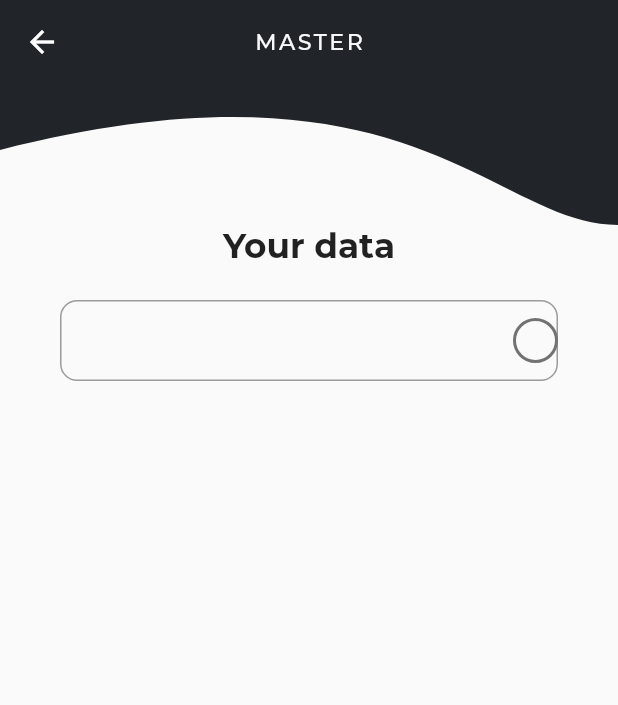
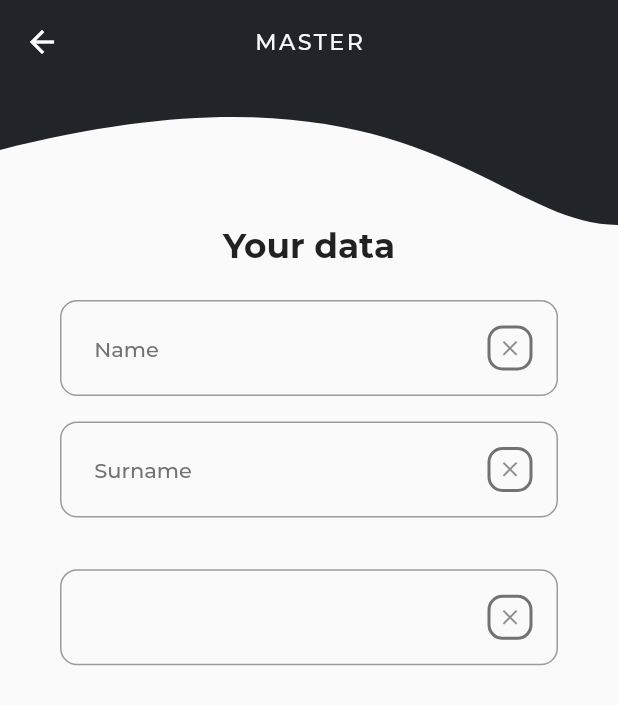
Before and after one commit to Mukhammad1999/show_upp_master, a Flutter app: the MasterFormRegistration screen opened by its route, on a phone screen of 412 x 824 dp. Shown: the top 705 px of the screen. Run offline on Flutter 3.47's test engine with Material 2 defaults, Android fonts, the phone set to English and light mode, and no system bars; our stand-ins replace bloc, easy_localization, equatable, flutter_bloc, flutter_modular, flutter_multi_formatter and 2 more; project files that could hold a hidden picture were left out.

Commit message:
rockstar_inc

```diff
--- a/master_app/assets/l10n/en.json
+++ b/master_app/assets/l10n/en.json
@@ -3,6 +3,8 @@
     "master": "MASTER",
     "saloon": "SALOON",
     "your_data": "Your data",
-    "fill_in_your_data_des": "Fill in your data to proceed. (all fields are required)"
+    "fill_in_your_data_des": "Fill in your data to proceed. (all fields are required)",
+    "name": "Name",
+    "surname":"Surname"
 
 }
--- a/master_app/assets/l10n/ru.json
+++ b/master_app/assets/l10n/ru.json
@@ -3,5 +3,7 @@
     "master": "МАСТЕР",
     "saloon": "САЛОН",
     "your_data": "Ваши данные",
-    "fill_in_your_data_des": "Заполните данные для последующих действий (все пункты объязательны)"
+    "fill_in_your_data_des": "Заполните данные для последующих действий (все пункты объязательны)",
+    "name": "Имя",
+    "surname":"Фамилия"
 }
--- a/master_app/assets/l10n/uz.json
+++ b/master_app/assets/l10n/uz.json
@@ -2,5 +2,7 @@
     "choose_role_question":"Kim bo'lib ishlaysiz?",
     "master": "USTA",
     "saloon": "SALON","your_data": "sizning ma'lumotlaringiz",
-    "fill_in_your_data_des": "keyingi harakatlar uchun ma'lumotlarni to'ldiring(barcha fikrlar talab qilinadi)"
+    "fill_in_your_data_des": "keyingi harakatlar uchun ma'lumotlarni to'ldiring(barcha fikrlar talab qilinadi)",
+    "name": "Ism",
+    "surname":"Familiya"
 }
--- a/master_app/lib/app/navigation/navigation_module.dart
+++ b/master_app/lib/app/navigation/navigation_module.dart
@@ -1,11 +1,18 @@
+import 'package:flutter_bloc/flutter_bloc.dart';
 import 'package:flutter_modular/flutter_modular.dart';
 import 'package:master_app/app/navigation/route_names.dart';
 import 'package:master_app/app/ui/presentation/pages/choose_role_page.dart';
+import 'package:master_app/features/auth/data/repository/auth_repository_impl.dart';
+import 'package:master_app/features/auth/domain/repository/auth_repository.dart';
+import 'package:master_app/features/auth/presentation/controller/bloc/master_form_bloc.dart';
 import 'package:master_app/features/auth/presentation/pages/master_app_form.dart';
 
 class NavigationModule extends Module {
   @override
-  List<Bind> get binds => [];
+  List<Bind> get binds => [
+        //will return implementation of Auth Repository
+        Bind.lazySingleton<AuthRepository>((i) => AuthRepositoryImpl()),
+      ];
 
   @override
   List<ModularRoute> get routes => [
@@ -19,7 +26,11 @@ class NavigationModule extends Module {
 
         ChildRoute<MasterFormRegistration>(
           RouteName.masterFormPage,
-          child: (context, args) => const MasterFormRegistration(),
+          child: (context, args) => BlocProvider(
+            create: (context) =>
+                MasterFormBloc(authRepository: Modular.get<AuthRepository>()),
+            child: const MasterFormRegistration(),
+          ),
         ),
       ];
 }
--- a/master_app/lib/app/ui/style/app_colors.dart
+++ b/master_app/lib/app/ui/style/app_colors.dart
@@ -7,4 +7,5 @@ abstract class AppColorsLight {
   static const Color backGroundColor = Color(0xFFF8F9FA);
   static const Color disabledColor = Color(0xFF9CA6B0);
   static const Color hintColor = Color(0xFF727272);
+  static const Color indicatorColor = Color(0xFF212529);
 }
--- a/master_app/lib/app/ui/style/app_theme.dart
+++ b/master_app/lib/app/ui/style/app_theme.dart
@@ -1,6 +1,5 @@
 import 'package:flutter/material.dart';
 import 'package:master_app/app/ui/style/app_colors.dart';
-import 'package:master_app/app/ui/style/app_typography.dart';
 
 abstract class AppTheme {
   static ThemeData get lightTheme => ThemeData(
@@ -10,6 +9,7 @@ abstract class AppTheme {
         backgroundColor: AppColorsLight.backGroundColor,
         disabledColor: AppColorsLight.disabledColor,
         hintColor: AppColorsLight.hintColor,
+        indicatorColor: AppColorsLight.indicatorColor,
         appBarTheme: const AppBarTheme(
           elevation: 0,
           centerTitle: true,
--- a/master_app/lib/app/ui/style/app_typography.dart
+++ b/master_app/lib/app/ui/style/app_typography.dart
@@ -9,16 +9,23 @@ abstract class AppTypography {
     letterSpacing: 1.65,
   );
 
+  ///This style is oftenly usen with titles on the page
   static const TextStyle semiboldText = TextStyle(
     fontFamily: 'Montserrat',
     fontSize: 22.81,
     fontWeight: FontWeight.w700,
   );
 
+  ///This style is oftenly usen with buttonStyle
   static const TextStyle buttonTextStyle = TextStyle(
     fontFamily: 'Montserrat',
     fontSize: 14.83,
     letterSpacing: 1.65,
     fontWeight: FontWeight.w500,
   );
+  static const TextStyle hintStyle = TextStyle(
+    fontFamily: 'Montserrat',
+    fontSize: 14,
+    fontWeight: FontWeight.w500,
+  );
 }
--- /dev/null
+++ b/master_app/lib/features/auth/data/repository/auth_repository_impl.dart
@@ -0,0 +1,3 @@
+import 'package:master_app/features/auth/domain/repository/auth_repository.dart';
+
+class AuthRepositoryImpl extends AuthRepository {}
--- /dev/null
+++ b/master_app/lib/features/auth/domain/repository/auth_repository.dart
@@ -0,0 +1 @@
+abstract class AuthRepository {}
--- a/master_app/lib/features/auth/presentation/controller/bloc/master_form_bloc.dart
+++ b/master_app/lib/features/auth/presentation/controller/bloc/master_form_bloc.dart
@@ -3,22 +3,30 @@ import 'dart:async';
 import 'package:bloc/bloc.dart';
 import 'package:freezed_annotation/freezed_annotation.dart';
 import 'package:master_app/features/auth/domain/entities/signup_form_entities.dart';
+import 'package:master_app/features/auth/domain/repository/auth_repository.dart';
 
 part 'master_form_bloc.freezed.dart';
 part 'master_form_event.dart';
 part 'master_form_state.dart';
 
 class MasterFormBloc extends Bloc<MasterFormEvent, MasterFormState> {
-  MasterFormBloc()
-      : super(
+  MasterFormBloc({required AuthRepository authRepository})
+      : _authRepository = authRepository,
+        super(
           const MasterFormState(
-            masterFormEntity: MasterFormEntity(),
+            masterFormEntity: MasterFormEntity(
+              name: '',
+              surname: '',
+              phoneNumber: '',
+            ),
           ),
         ) {
     on<MasterFormEvent>((event, emit) {});
     on<UpdateForm>(_updateForm);
     on<SubmitForm>(_submitForm);
   }
+
+  final AuthRepository _authRepository;
 
   FutureOr<void> _updateForm(UpdateForm event, Emitter<MasterFormState> emit) {
     emit(
--- a/master_app/lib/features/auth/presentation/pages/master_app_form.dart
+++ b/master_app/lib/features/auth/presentation/pages/master_app_form.dart
@@ -1,21 +1,29 @@
 import 'package:easy_localization/easy_localization.dart';
 import 'package:flutter/material.dart';
+import 'package:flutter_bloc/flutter_bloc.dart';
 import 'package:master_app/app/index/index.dart';
+import 'package:master_app/features/auth/presentation/controller/bloc/master_form_bloc.dart';
+import 'package:master_app/features/auth/presentation/widgets/phone_form_text_field.dart';
+import 'package:master_app/features/auth/presentation/widgets/string_form_erase_button.dart';
 
 class MasterFormRegistration extends StatelessWidget {
   const MasterFormRegistration({super.key});
 
   @override
   Widget build(BuildContext context) {
+    final masterBloc = context.read<MasterFormBloc>();
     return Scaffold(
       appBar: CurvedAppBar(
         curvature: Curvature.rightToLeft,
         title: 'master'.tr(),
         backgroundColor: Theme.of(context).primaryColor,
       ),
-      body: Padding(
+      body: SingleChildScrollView(
+        child: Padding(
           padding: const EdgeInsets.symmetric(horizontal: 40),
-        child: Column(
+          child: BlocBuilder<MasterFormBloc, MasterFormState>(
+            builder: (context, state) {
+              return Column(
                 crossAxisAlignment: CrossAxisAlignment.stretch,
                 children: [
                   SemiBoldTitle(
@@ -24,60 +32,57 @@ class MasterFormRegistration extends StatelessWidget {
                   const SizedBox(
                     height: 22,
                   ),
-            StringTextFormField(),
+                  //field for collecting name from the user
+                  StringTextFormField(
+                    isFullFilled: state.masterFormEntity.name!.length >= 2,
+                    hint: 'name'.tr(),
+                    onChanged: (name) {
+                      masterBloc.add(
+                        MasterFormEvent.update(
+                          updateEvent: UpdateMasterForm.name(name: name),
+                        ),
+                      );
+                    },
+                    onErase: () {
+                      masterBloc.add(
+                        const MasterFormEvent.update(
+                          updateEvent: UpdateMasterForm.name(name: ''),
+                        ),
+                      );
+                    },
+                  ),
+                  const SizedBox(
+                    height: 17,
+                  ),
+                  StringTextFormField(
+                    isFullFilled: state.masterFormEntity.surname!.length >= 2,
+                    hint: 'surname'.tr(),
+                    onChanged: (surname) {
+                      masterBloc.add(
+                        MasterFormEvent.update(
+                          updateEvent:
+                              UpdateMasterForm.surname(surname: surname),
+                        ),
+                      );
+                    },
+                    onErase: () {
+                      masterBloc.add(
+                        const MasterFormEvent.update(
+                          updateEvent: UpdateMasterForm.surname(surname: ''),
+                        ),
+                      );
+                    },
+                  ),
+                  const SizedBox(
+                    height: 34.55,
+                  ),
+                  const PhoneFormTextField(),
                 ],
+              );
+            },
+          ),
         ),
       ),
     );
   }
 }
-
-///use StringTextFormField to collect String from user, like name, surnname
-class StringTextFormField extends StatelessWidget {
-  const StringTextFormField({
-    super.key,
-    this.suffixIcon,
-  });
-  final Widget? suffixIcon;
-
-  @override
-  Widget build(BuildContext context) {
-    return TextFormField(
-      decoration: InputDecoration(
-        suffixIcon: const EraseButton(isFullFill: true),
-        contentPadding: const EdgeInsets.fromLTRB(22.81, 17, 17, 17),
-        suffixIconConstraints: const BoxConstraints(
-          maxHeight: 30,
-          maxWidth: 30,
-        ),
-        border: OutlineInputBorder(
-          borderRadius: BorderRadius.circular(11.4),
-        ),
-      ),
-    );
-  }
-}
-
-class EraseButton extends StatelessWidget {
-  const EraseButton({super.key, required this.isFullFill});
-
-  final bool isFullFill;
-
-  @override
-  Widget build(BuildContext context) {
-    return isFullFill
-        //identifier of check
-        ? Container(
-            decoration: BoxDecoration(
-              borderRadius: BorderRadius.circular(15),
-              border: Border.all(
-                width: 2,
-                color: Theme.of(context).hintColor,
-              ),
-            ),
-            child: Center(),
-          )
-        //identifier of not fullfilling
-        : Container();
-  }
-}
--- /dev/null
+++ b/master_app/lib/features/auth/presentation/widgets/phone_form_text_field.dart
@@ -0,0 +1,44 @@
+import 'package:flutter/material.dart';
+import 'package:flutter_multi_formatter/flutter_multi_formatter.dart';
+import 'package:master_app/features/auth/presentation/widgets/string_form_erase_button.dart';
+
+/// Text Form Field for collecting phone numbers
+class PhoneFormTextField extends StatefulWidget {
+  const PhoneFormTextField({super.key});
+
+  @override
+  State<PhoneFormTextField> createState() => _PhoneFormTextFieldState();
+}
+
+class _PhoneFormTextFieldState extends State<PhoneFormTextField> {
+  late final TextEditingController _textEditingController;
+
+  @override
+  void initState() {
+    _textEditingController = TextEditingController();
+
+    super.initState();
+  }
+
+  @override
+  void dispose() {
+    _textEditingController.dispose();
+    super.dispose();
+  }
+
+  @override
+  Widget build(BuildContext context) {
+    return TextFormField(
+      keyboardType: TextInputType.phone,
+      controller: _textEditingController,
+      inputFormatters: [PhoneInputFormatter()],
+      decoration: InputDecoration(
+        contentPadding: const EdgeInsets.fromLTRB(22.81, 17, 17, 17),
+        border: OutlineInputBorder(
+          borderRadius: BorderRadius.circular(11.4),
+        ),
+        suffixIcon: const EraseButton(isFullFill: false),
+      ),
+    );
+  }
+}
--- /dev/null
+++ b/master_app/lib/features/auth/presentation/widgets/string_form_erase_button.dart
@@ -0,0 +1,137 @@
+// ignore_for_file: public_member_api_docs, sort_constructors_first
+import 'package:flutter/material.dart';
+import 'package:master_app/app/ui/style/app_typography.dart';
+
+///use StringTextFormField to collect String from user, like name, surname
+class StringTextFormField extends StatefulWidget {
+  const StringTextFormField({
+    super.key,
+    this.suffixIcon,
+    this.hint,
+    this.onErase,
+    this.onChanged,
+    required this.isFullFilled,
+  });
+  final Widget? suffixIcon;
+  final String? hint;
+  final VoidCallback? onErase;
+  // ignore: inference_failure_on_function_return_type
+  final Function(String)? onChanged;
+  final bool isFullFilled;
+
+  @override
+  State<StringTextFormField> createState() => _StringTextFormFieldState();
+}
+
+class _StringTextFormFieldState extends State<StringTextFormField> {
+  late final TextEditingController _textEditingController;
+
+  @override
+  void initState() {
+    _textEditingController = TextEditingController();
+    super.initState();
+  }
+
+  @override
+  void dispose() {
+    _textEditingController.dispose();
+    super.dispose();
+  }
+
+  @override
+  Widget build(BuildContext context) {
+    return TextFormField(
+      onChanged: widget.onChanged,
+      controller: _textEditingController,
+      decoration: InputDecoration(
+        hintText: widget.hint,
+        hintStyle: AppTypography.hintStyle,
+        suffixIcon: EraseButton(
+          isFullFill: widget.isFullFilled,
+          onErase: () {
+            _textEditingController.clear();
+            widget.onErase?.call();
+          },
+        ),
+        contentPadding: const EdgeInsets.fromLTRB(22.81, 17, 17, 17),
+        border: OutlineInputBorder(
+          borderRadius: BorderRadius.circular(11.4),
+        ),
+      ),
+    );
+  }
+}
+
+class EraseButton extends StatelessWidget {
+  const EraseButton({
+    super.key,
+    required this.isFullFill,
+    this.onErase,
+  });
+  final VoidCallback? onErase;
+  final bool isFullFill;
+
+  @override
+  Widget build(BuildContext context) {
+    return GestureDetector(
+      onTap: onErase,
+      child: isFullFill
+          ? const FullFillTextFormButton()
+          : const NonFullFillTextFormButton(),
+    );
+  }
+}
+
+class FullFillTextFormButton extends StatelessWidget {
+  const FullFillTextFormButton({
+    super.key,
+  });
+
+  @override
+  Widget build(BuildContext context) {
+    return Container(
+      margin: const EdgeInsets.all(17),
+      height: 30,
+      width: 30,
+      decoration: BoxDecoration(
+        borderRadius: BorderRadius.circular(
+          10,
+        ),
+        color: Theme.of(context).indicatorColor,
+      ),
+      child: Icon(
+        Icons.check,
+        size: 17,
+        color: Theme.of(context).backgroundColor,
+      ),
+    );
+  }
+}
+
+class NonFullFillTextFormButton extends StatelessWidget {
+  const NonFullFillTextFormButton({
+    super.key,
+  });
+
+  @override
+  Widget build(BuildContext context) {
+    return Container(
+      margin: const EdgeInsets.all(17),
+      height: 30,
+      width: 30,
+      decoration: BoxDecoration(
+        border: Border.all(
+          width: 2,
+          color: Theme.of(context).hintColor,
+        ),
+        borderRadius: BorderRadius.circular(
+          10,
+        ),
+      ),
+      child: const Icon(
+        Icons.close,
+        size: 17,
+      ),
+    );
+  }
+}
--- a/master_app/pubspec.yaml
+++ b/master_app/pubspec.yaml
@@ -20,6 +20,7 @@ dependencies:
   flutter_svg: ^1.1.1+1
   freezed_annotation: ^2.1.0
   equatable: ^2.0.3
+  flutter_multi_formatter: ^2.5.8
 
 
 
```
Also changed, not shown: master_app/pubspec.lock. Lines whose indentation alone changed are shown as unchanged.
